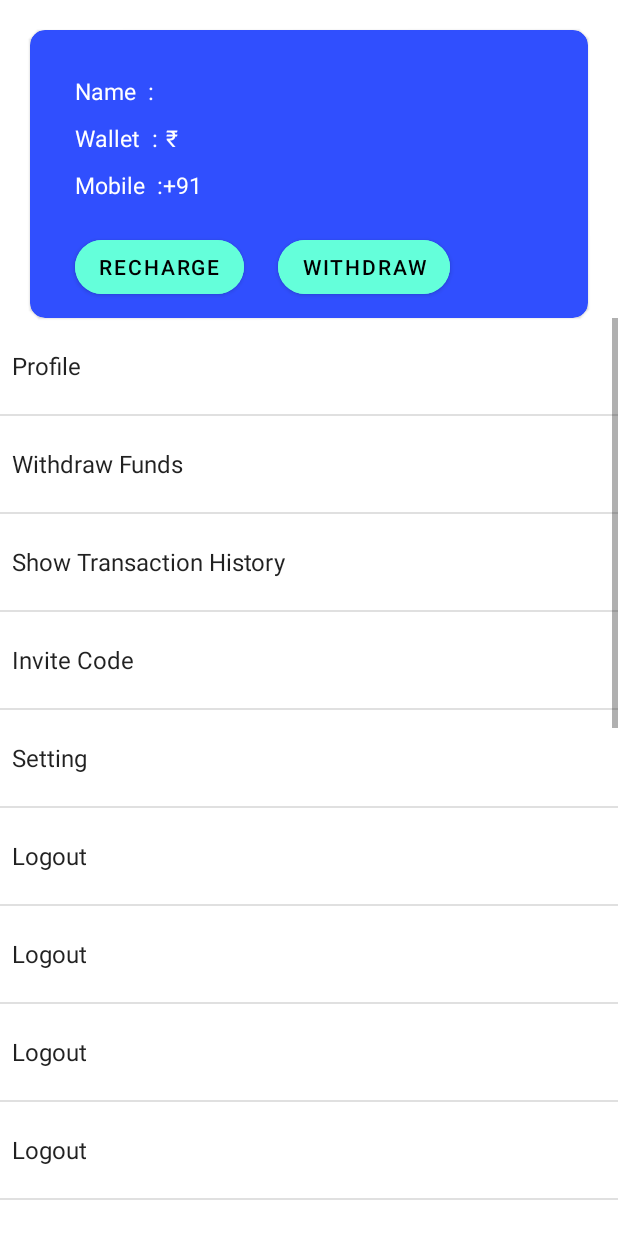
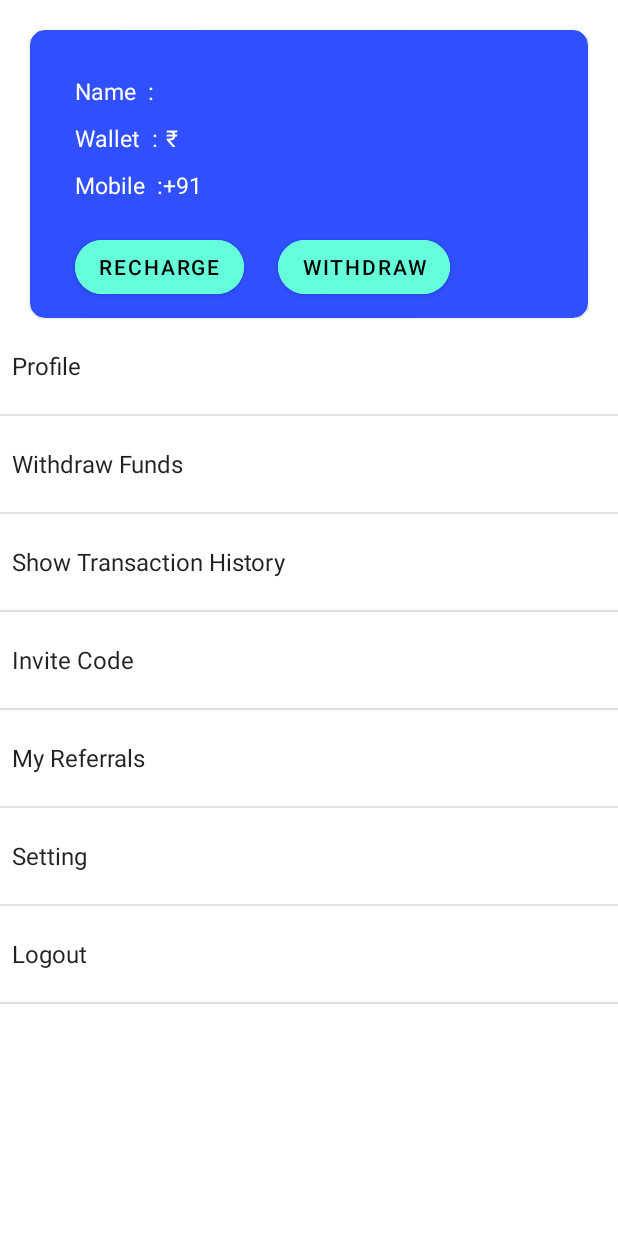
Before and after one commit to gauravmandall/GameStockz, an Android app: the fragment ProfileFragment shown on its own in the app's theme, on a phone screen of 412 x 824 dp. Run offline under Robolectric (Android 15) with nearby library versions, the phone set to English and light mode, and no system bars; our stand-ins replace Firebase (no records; nobody signed in at launch, a user with empty details on screens opened directly); Roboto replaces fonts that are not available here.

Commit message:
referrals

```diff
--- a/app/src/main/AndroidManifest.xml
+++ b/app/src/main/AndroidManifest.xml
@@ -14,7 +14,10 @@
         android:roundIcon="@mipmap/ic_launcher_round"
         android:supportsRtl="true"
         android:theme="@style/Theme.GameStockz">
-        <activity android:name=".Activities.WithdrawActivity"></activity>
+        <activity
+            android:name=".Fragments.MyRefferals"
+            android:exported="true" />
+        <activity android:name=".Activities.WithdrawActivity" />
         <activity android:name=".Activities.OnRechargeActivity" />
         <activity android:name=".Activities.ForgetPasswordActivity" />
         <activity android:name=".Activities.DashboardActivity" />
--- a/app/src/main/java/com/gamestockz/Fragments/BottomRedFragment.java
+++ b/app/src/main/java/com/gamestockz/Fragments/BottomRedFragment.java
@@ -124,7 +124,7 @@ public class BottomRedFragment extends BottomSheetDialogFragment {
     }
 
     private void storeDataToRealtimeDatabase() {
-        Toast.makeText(getContext(), mobile, Toast.LENGTH_SHORT).show();
+        //Toast.makeText(getContext(), mobile, Toast.LENGTH_SHORT).show();
         DatabaseReference databaseReference = FirebaseDatabase.getInstance().getReference("Users").child(mobile).child("wallet");
         databaseReference.addValueEventListener(new ValueEventListener() {
             @Override
--- a/app/src/main/java/com/gamestockz/Fragments/ProfileFragment.java
+++ b/app/src/main/java/com/gamestockz/Fragments/ProfileFragment.java
@@ -56,22 +56,8 @@ public class ProfileFragment extends Fragment {
         arrayList.add("Withdraw Funds");
         arrayList.add("Show Transaction History");
         arrayList.add("Invite Code");
+        arrayList.add("My Referrals");
         arrayList.add("Setting");
-        arrayList.add("Logout");
-        arrayList.add("Logout");
-        arrayList.add("Logout");
-        arrayList.add("Logout");
-        arrayList.add("Logout");
-        arrayList.add("Logout");
-        arrayList.add("Logout");
-        arrayList.add("Logout");
-        arrayList.add("Logout");
-        arrayList.add("Logout");
-        arrayList.add("Logout");
-        arrayList.add("Logout");
-        arrayList.add("Logout");
-        arrayList.add("Logout");
-        arrayList.add("Logout");
         arrayList.add("Logout");
         ArrayAdapter arrayAdapter = new ArrayAdapter(getContext(), android.R.layout.simple_dropdown_item_1line, arrayList);
         listView.setAdapter(arrayAdapter);
```
Also changed, not shown: app/src/main/java/com/gamestockz/Fragments/GameSectionFragment.java (+53 -11 lines), app/src/main/java/com/gamestockz/Fragments/MyRefferals.java (added, +17 -0 lines), app/src/main/res/layout/activity_my_refferals.xml (added, +9 -0 lines).
